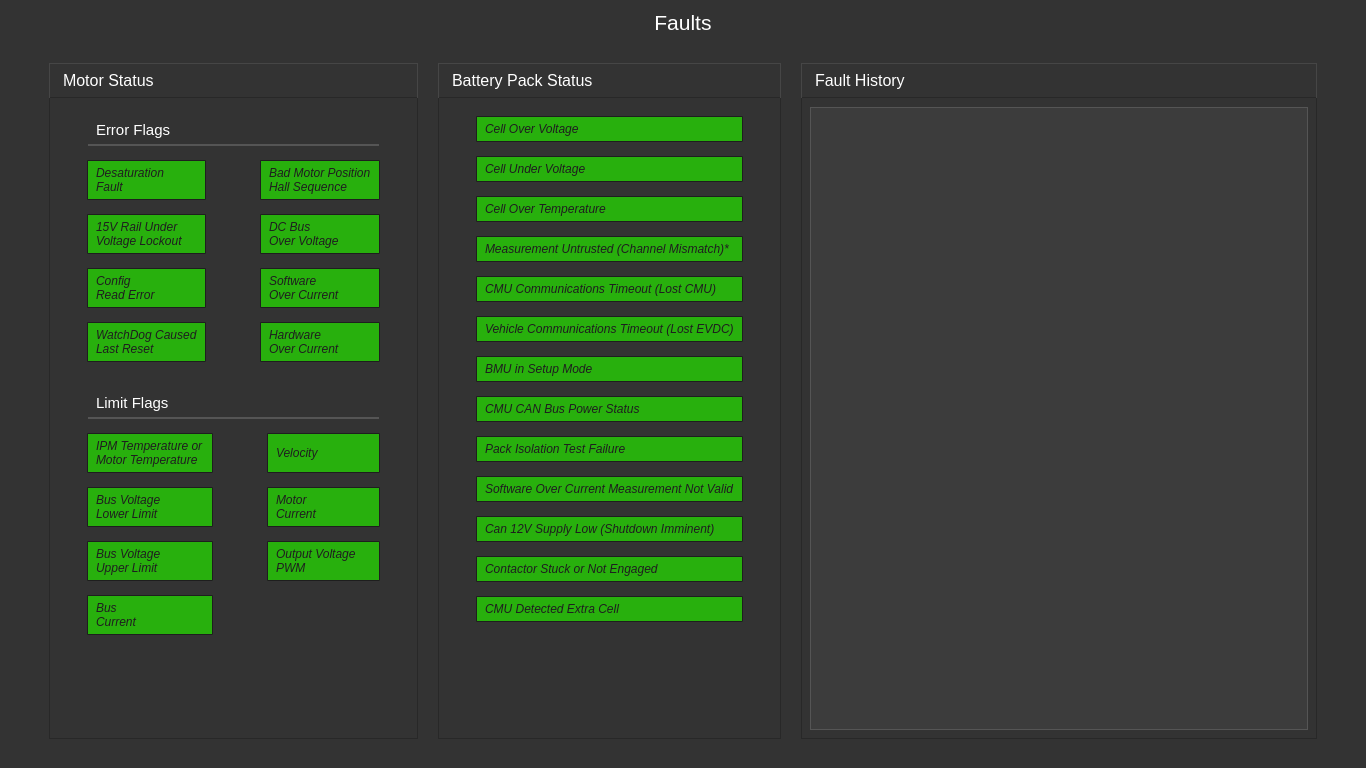
UCSolarCarTeam/Delta-Desktop-Client-Telemetry, file FaultsUI.ui: the form before one commit.
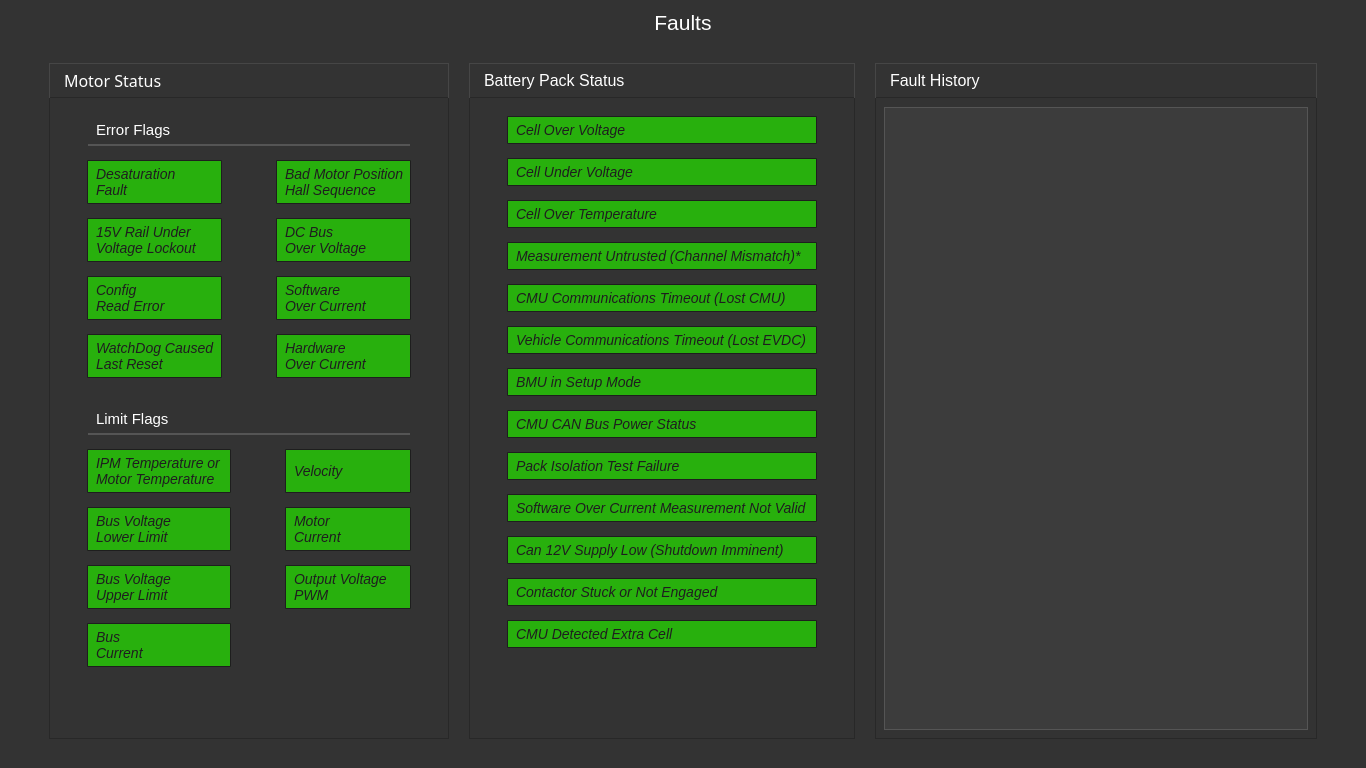
The form after the commit. Icons and pictures are not drawn.

Commit message: added font resources

```diff
--- a/FaultsUI.ui
+++ b/FaultsUI.ui
@@ -32,7 +32,8 @@
   <property name="styleSheet">
    <string notr="true">background-color: rgb(51,51,51);
 color: white;
-font-family: &quot;Helvetica&quot;;
+font-family: &quot;AvenirLTStd&quot;;
+font-size: 17px;
 </string>
   </property>
   <layout class="QVBoxLayout" name="verticalLayout_4">
@@ -277,7 +278,7 @@
 	padding: 5px;
 	border-radius: 1px;
 	qproperty-alignment: AlignCenter;
-	font-size: 12px;
+	font-size: 14px;
 	margin-left: 20px;	
 	margin-right: 20px;
 	font: italic;
@@ -616,7 +617,8 @@
                <widget class="QLabel" name="motorTitleLabel">
                 <property name="font">
                  <font>
-                  <family>Helvetica</family>
+                  <family>AvenirLTStd</family>
+                  <pointsize>-1</pointsize>
                  </font>
                 </property>
                 <property name="contextMenuPolicy">
@@ -666,7 +668,7 @@
 	padding: 5px;
 	border-radius: 1px;
 	qproperty-alignment: AlignCenter;
-	font-size: 12px;
+	font-size: 14px;
 	margin-left: 20px;	
 	margin-right: 20px;
 	font: italic;
@@ -791,7 +793,7 @@
 	padding: 5px;
 	border-radius: 1px;
 	qproperty-alignment: AlignCenter;
-	font-size: 12px;
+	font-size: 14px;
 	margin-left: 20px;	
 	margin-right: 20px;
 	font: italic;
```
The commit also changes 19 other files.
